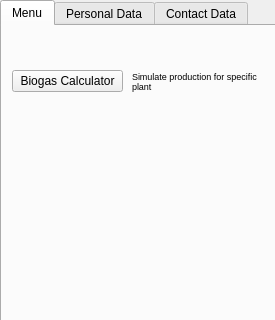
michalkrawczyk/BiogasPlantApp, file GUI/Forms/menu.ui: the form before one commit; both pictures show x 0 to 275 and y 0 to 320 of the 275 by 460 pixel window.
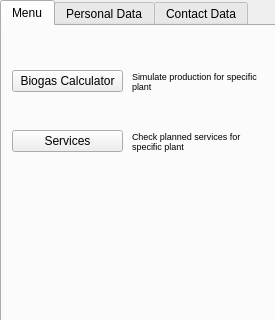
The form after the commit.

Commit message: Added Services Module

```diff
--- a/GUI/Forms/menu.ui
+++ b/GUI/Forms/menu.ui
@@ -110,6 +110,62 @@
        </item>
       </layout>
      </widget>
+     <widget class="QWidget" name="verticalLayoutWidget_6">
+      <property name="geometry">
+       <rect>
+        <x>10</x>
+        <y>90</y>
+        <width>111</width>
+        <height>51</height>
+       </rect>
+      </property>
+      <layout class="QVBoxLayout" name="verticalLayout_6">
+       <item>
+        <widget class="QPushButton" name="pushButton_services">
+         <property name="text">
+          <string>Services</string>
+         </property>
+        </widget>
+       </item>
+      </layout>
+     </widget>
+     <widget class="QWidget" name="verticalLayoutWidget_7">
+      <property name="geometry">
+       <rect>
+        <x>130</x>
+        <y>90</y>
+        <width>131</width>
+        <height>51</height>
+       </rect>
+      </property>
+      <layout class="QVBoxLayout" name="verticalLayout_7">
+       <item>
+        <widget class="QLabel" name="label_13">
+         <property name="font">
+          <font>
+           <pointsize>7</pointsize>
+           <kerning>true</kerning>
+          </font>
+         </property>
+         <property name="focusPolicy">
+          <enum>Qt::NoFocus</enum>
+         </property>
+         <property name="acceptDrops">
+          <bool>false</bool>
+         </property>
+         <property name="text">
+          <string>Check planned services for specific plant</string>
+         </property>
+         <property name="textFormat">
+          <enum>Qt::RichText</enum>
+         </property>
+         <property name="wordWrap">
+          <bool>true</bool>
+         </property>
+        </widget>
+       </item>
+      </layout>
+     </widget>
     </widget>
     <widget class="QWidget" name="tab_personal_data">
      <attribute name="title">
```
The commit also changes 10 other files.
